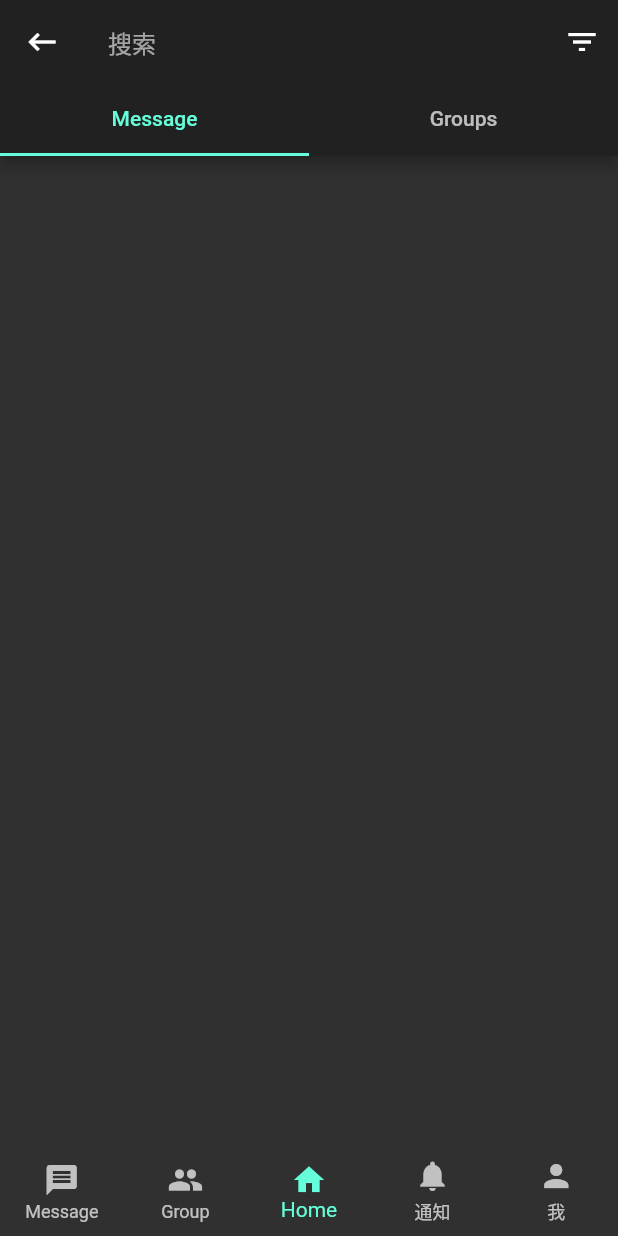
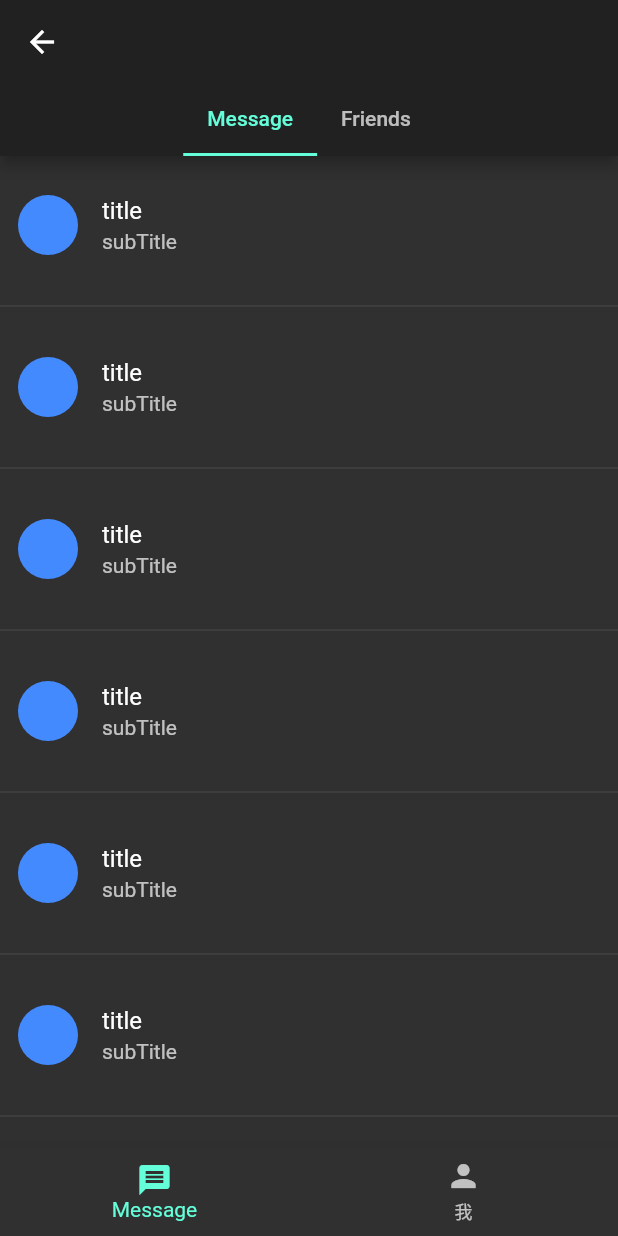
Before and after one commit to lilong7676/love_chat_app, a Flutter app: the Home screen opened by its route, on a phone screen of 412 x 824 dp. Run offline on Flutter 3.47's test engine with Material 2 defaults, Android fonts, the phone set to English and light mode, and no system bars; our stand-ins replace dio; accounts and stored records are empty.

```diff
--- a/lib/routes/MyRouter.dart
+++ b/lib/routes/MyRouter.dart
@@ -13,14 +13,14 @@ class MyRouter {
 
   static Route<dynamic> getRoute(RouteSettings settings) {
     // Object arguments = settings.arguments;
-    if (settings.name == '/login2') {
-      return MaterialPageRoute(
-        settings: settings,
-        builder: (BuildContext context) => Login(
-          title: 'What??',
-        ),
-      );
-    }
+    // if (settings.name == '/login2') {
+    //   return MaterialPageRoute(
+    //     settings: settings,
+    //     builder: (BuildContext context) => Login(
+    //       title: 'What??',
+    //     ),
+    //   );
+    // }
     return MaterialPageRoute(
         settings: settings, builder: routes[settings.name]);
   }
--- /dev/null
+++ b/lib/screens/chats/chat_item.dart
@@ -0,0 +1,19 @@
+import 'package:flutter/material.dart';
+
+class ChatItem extends StatelessWidget {
+  const ChatItem({Key key}) : super(key: key);
+
+  @override
+  Widget build(BuildContext context) {
+    return ListTile(
+      contentPadding: EdgeInsets.fromLTRB(12, 10, 12, 10),
+      leading: CircleAvatar(
+        backgroundColor: Colors.blueAccent,
+      ),
+      title: Text('title'),
+      subtitle: Text('subTitle'),
+      enabled: true,
+      onTap: (){},
+    );
+  }
+}
--- a/lib/screens/chats/chats.dart
+++ b/lib/screens/chats/chats.dart
@@ -1,4 +1,5 @@
 import 'package:flutter/material.dart';
+import 'package:love_chat/screens/chats/chat_item.dart';
 
 class Chats extends StatefulWidget {
   Chats({Key key}) : super(key: key);
@@ -22,36 +23,40 @@ class _ChatsState extends State<Chats>
     return Container(
       child: Scaffold(
         appBar: AppBar(
-          leading: IconButton(
-            icon: Icon(Icons.keyboard_backspace),
-            onPressed: () {},
-          ),
-          title: TextField(
-            decoration: InputDecoration.collapsed(
-              hintText: '搜索',
-            ),
-          ),
-          actions: <Widget>[
-            IconButton(
-              icon: Icon(Icons.filter_list),
-              onPressed: () {},
-            ),
-          ],
           bottom: TabBar(
             controller: _tabController,
+            isScrollable: true,
             indicatorColor: Theme.of(context).accentColor,
             labelColor: Theme.of(context).accentColor,
             unselectedLabelColor: Theme.of(context).textTheme.caption.color,
-            isScrollable: false,
             tabs: <Widget>[
               Tab(
                 text: 'Message',
               ),
               Tab(
-                text: 'Groups',
+                text: 'Friends',
               ),
             ],
           ),
+        ),
+        body: TabBarView(
+          controller: _tabController,
+          children: <Widget>[
+            ListView.separated(
+              itemCount: 10,
+              separatorBuilder: (BuildContext context, int index) => Divider(),
+              itemBuilder: (BuildContext context, int index) {
+                return ChatItem();
+              },
+            ),
+            ListView.separated(
+              itemCount: 20,
+              separatorBuilder: (BuildContext context, int index) => Divider(),
+              itemBuilder: (BuildContext context, int index) {
+                 return ChatItem();
+              },
+            )
+          ],
         ),
       ),
     );
--- a/lib/screens/home/home_page.dart
+++ b/lib/screens/home/home_page.dart
@@ -9,7 +9,7 @@ class Home extends StatefulWidget {
 
 class _HomeState extends State<Home> {
   PageController _pageController;
-  int _page = 2;
+  int _page = 0;
 
   @override
   Widget build(BuildContext context) {
@@ -30,18 +30,7 @@ class _HomeState extends State<Home> {
               icon: Icon(Icons.message),
               title: Text('Message'),
             ),
-            BottomNavigationBarItem(
-              icon: Icon(Icons.group),
-              title: Text('Group'),
-            ),
-            BottomNavigationBarItem(
-              icon: Icon(Icons.home),
-              title: Text('Home'),
-            ),
-            BottomNavigationBarItem(
-              icon: Icon(Icons.notifications),
-              title: Text('通知'),
-            ),
+
             BottomNavigationBarItem(
               icon: Icon(Icons.person),
               title: Text('我'),
--- a/lib/screens/login/login_page.dart
+++ b/lib/screens/login/login_page.dart
@@ -32,6 +32,7 @@ class _LoginState extends State<Login> {
   final FocusNode _nameFocusNode = FocusNode();
   final FocusNode _passwordFocusNode = FocusNode();
   TapGestureRecognizer _registerTapGesture;
+
   @override
   void initState() {
     _userNameField = TextFormField(
@@ -175,6 +176,9 @@ class _LoginState extends State<Login> {
         if (profile.code == 200) {
           UserManager().user = profile.data;
           print(UserManager());
+
+          Navigator.pushReplacementNamed(context, '/home');
+
         }
       } else {
         showToast(result['message'] as String);
@@ -186,15 +190,6 @@ class _LoginState extends State<Login> {
 
     // GlobalSettings globalSettings = Provider.of<GlobalSettings>(context);
     // globalSettings.brightnessTheme = globalSettings.brightnessTheme == ThemeData.dark() ? ThemeData.light() : ThemeData.dark();
-
-    // if (ModalRoute.of(context).settings.name == '/login2') {
-    //   Navigator.pop(context, 'testPopResult');
-    // } else {
-    //   Navigator.pushNamed(context, '/login2', arguments: {'a': 1, 'b': 2})
-    //       .then((result) {
-    //     print('push Result $result');
-    //   });
-    // }
   }
 
   void unfocus() {
```
